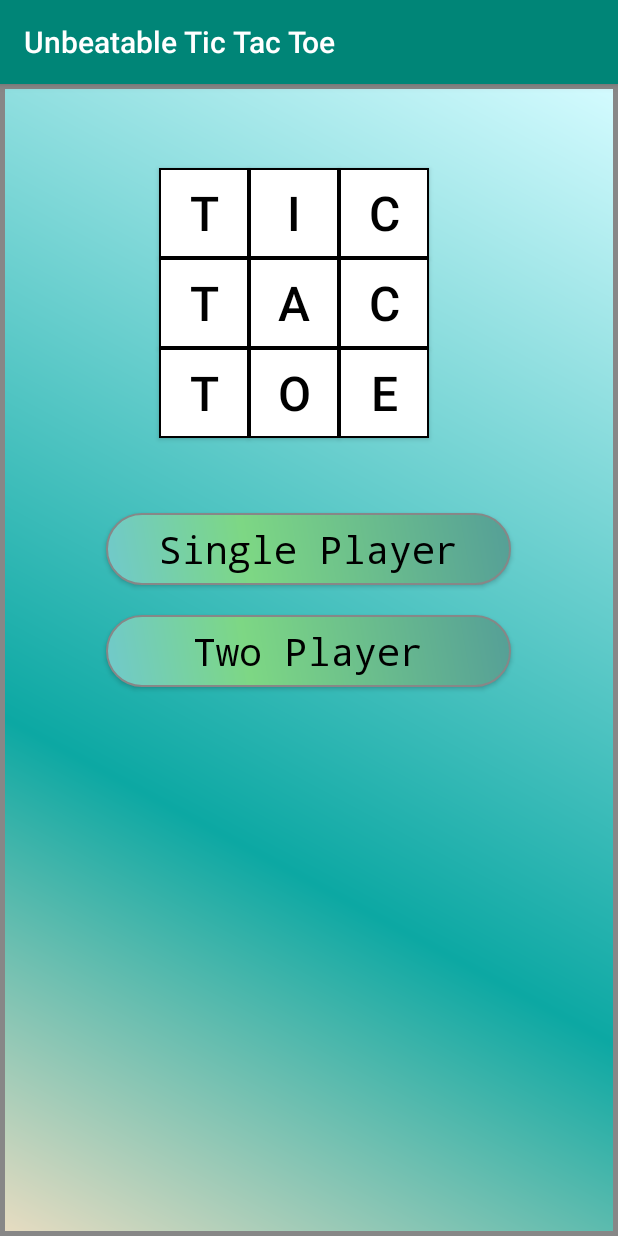
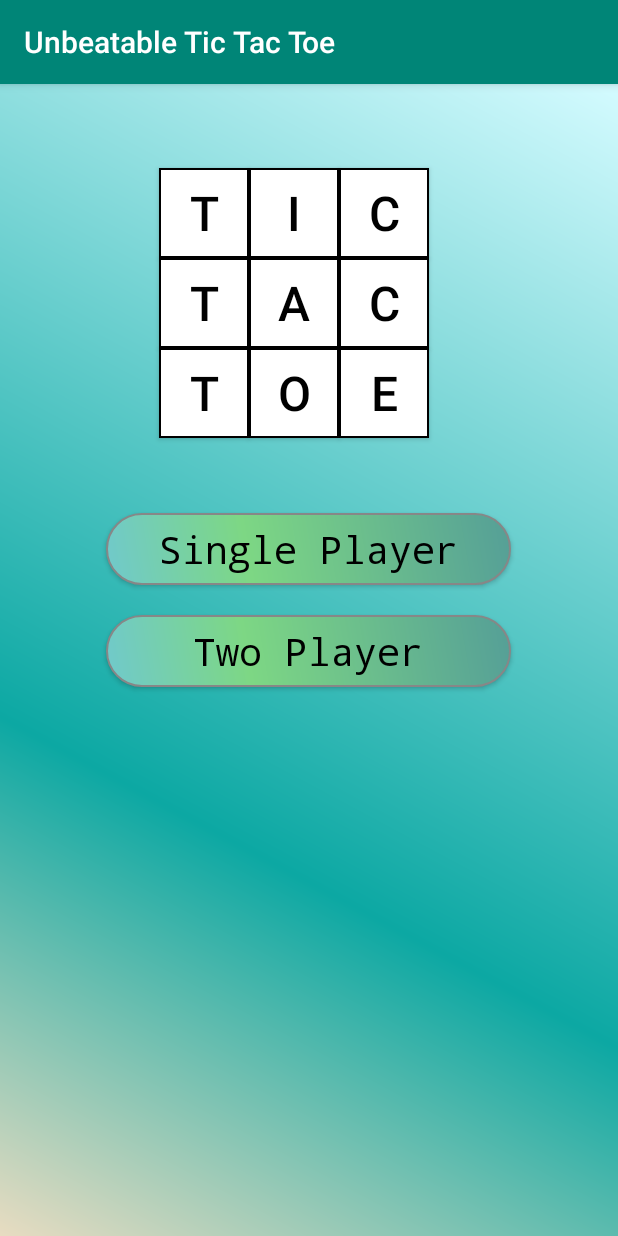
Before and after one commit to ssjsatish/Unbeatable-Tic-Tac-Toe, an Android app: the screen it shows after launch (MainActivity), on a phone screen of 412 x 824 dp. Run offline under Robolectric (Android 15) with nearby library versions, the phone set to English and light mode, and no system bars.

Commit message:
Update background.xml

```diff
--- a/src/main/res/drawable/background.xml
+++ b/src/main/res/drawable/background.xml
@@ -22,7 +22,7 @@
         android:height="100dp"
         />
     <stroke
-        android:width="3dp"
+        android:width="0dp"
         android:color="#878787"
         />
 </shape>
```
